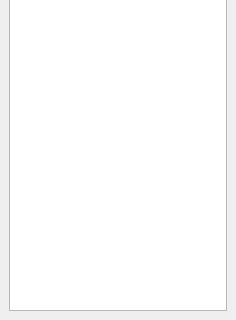
Above: src/lib/MarbleControlBox.ui from KDE/marble before the change; both pictures show x 0 to 236 and y 244 to 564 of the 236 by 564 pixel window. Below: the same form after it.
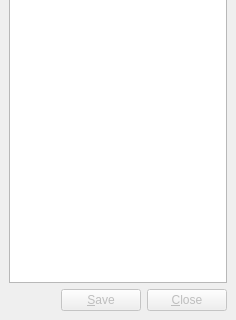
That is the form after the change. The open tabs and pages were chosen to show the change. Icons and pictures are not drawn. Custom widgets are drawn as their Qt base class.

Commit message:
Adding Save and Close button for Andrew to     the FileView.
    * src/lib/MarbleControlBox.ui

The edit to the form file:
```diff
--- a/src/lib/MarbleControlBox.ui
+++ b/src/lib/MarbleControlBox.ui
@@ -896,6 +896,14 @@
       </layout>
      </widget>
      <widget class="QWidget" name="m_fileViewTab" >
+      <property name="geometry" >
+       <rect>
+        <x>0</x>
+        <y>0</y>
+        <width>236</width>
+        <height>409</height>
+       </rect>
+      </property>
       <attribute name="label" >
        <string>File View</string>
       </attribute>
@@ -909,6 +917,49 @@
        <item>
         <widget class="QListView" name="m_fileView" />
        </item>
+       <item>
+        <layout class="QHBoxLayout" >
+         <property name="margin" >
+          <number>0</number>
+         </property>
+         <property name="spacing" >
+          <number>6</number>
+         </property>
+         <item>
+          <spacer>
+           <property name="orientation" >
+            <enum>Qt::Horizontal</enum>
+           </property>
+           <property name="sizeHint" >
+            <size>
+             <width>40</width>
+             <height>20</height>
+            </size>
+           </property>
+          </spacer>
+         </item>
+         <item>
+          <widget class="QPushButton" name="pushButton_2" >
+           <property name="enabled" >
+            <bool>false</bool>
+           </property>
+           <property name="text" >
+            <string>&amp;Save</string>
+           </property>
+          </widget>
+         </item>
+         <item>
+          <widget class="QPushButton" name="pushButton" >
+           <property name="enabled" >
+            <bool>false</bool>
+           </property>
+           <property name="text" >
+            <string>&amp;Close</string>
+           </property>
+          </widget>
+         </item>
+        </layout>
+       </item>
       </layout>
      </widget>
     </widget>
```
Left out of the diff: 4 changed lines with no effect on the pictures. The commit also changes 1 other file.
